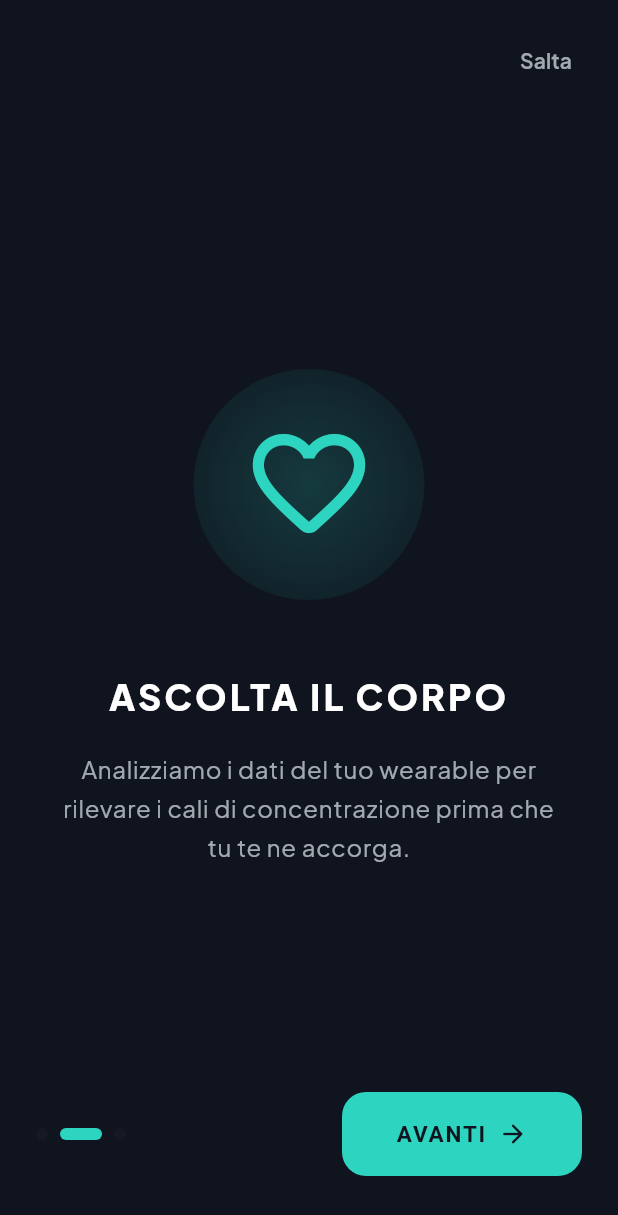
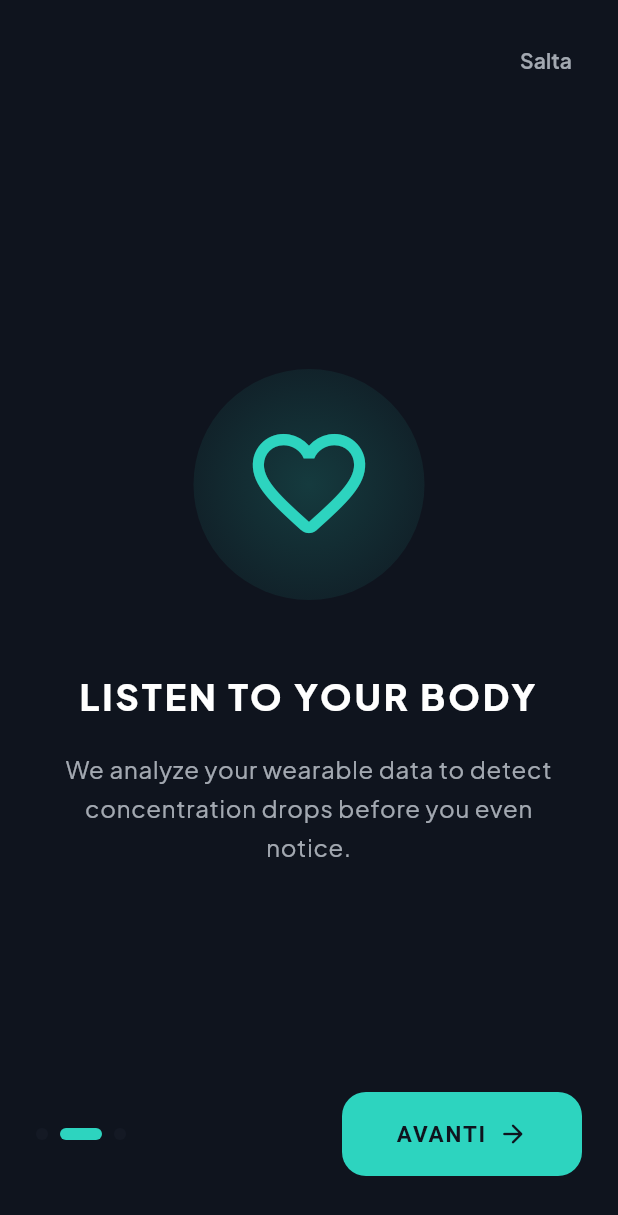
Before and after one commit to FilippoIsoni/Focusmaxxer, a Flutter app: the screen it shows after launch, swiped to page 2, on a phone screen of 412 x 824 dp. Shown: the top 1215 px of the screen. Run offline on Flutter 3.47's test engine with Material 3 defaults, Android fonts, the phone set to English and light mode, and no system bars; our stand-ins replace google_fonts.

Commit message:
[test-slides 9c8a1e5] OnBoarding translation

```diff
--- a/lib/screens/OnBoardingPage.dart
+++ b/lib/screens/OnBoardingPage.dart
@@ -14,21 +14,21 @@ class _OnboardingPageState extends State<OnboardingPage> {
 
   final List<Map<String, dynamic>> _pages = [
     {
-      'title': 'IL TUO BIO-COACH',
+      'title': 'YOUR BIO-COACH',
       'desc':
-          'Studia in modo sostenibile. FocusMaxxer impara dai tuoi ritmi biologici per massimizzare l\'apprendimento.',
+          'Study sustainably. FocusMaxxer learns from your biological rhythms to maximize learning and prevent burnout.',
       'icon': Icons.psychology_outlined,
     },
     {
-      'title': 'ASCOLTA IL CORPO',
+      'title': 'LISTEN TO YOUR BODY',
       'desc':
-          'Analizziamo i dati del tuo wearable per rilevare i cali di concentrazione prima che tu te ne accorga.',
+          'We analyze your wearable data to detect concentration drops before you even notice.',
       'icon': Icons.favorite_border_rounded,
     },
     {
-      'title': 'PAUSE INTELLIGENTI',
+      'title': 'SMART BREAKS',
       'desc':
-          'Non contare i minuti, ascolta i battiti. Ritrova istantaneamente un focus profondo con pause mirate.',
+          'Don\'t count the minutes, listen to your heartbeat. Regain deep focus instantly with guided breaks.',
       'icon': Icons.bolt_rounded,
     },
   ];
```
Also changed, not shown: pubspec.lock.
